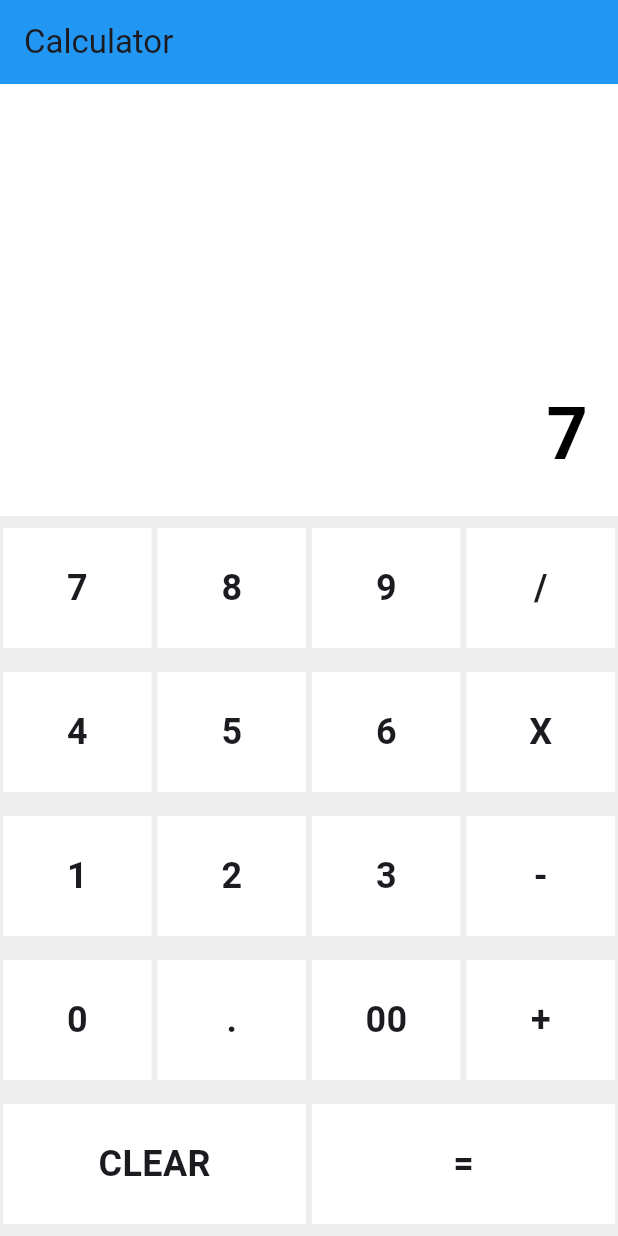
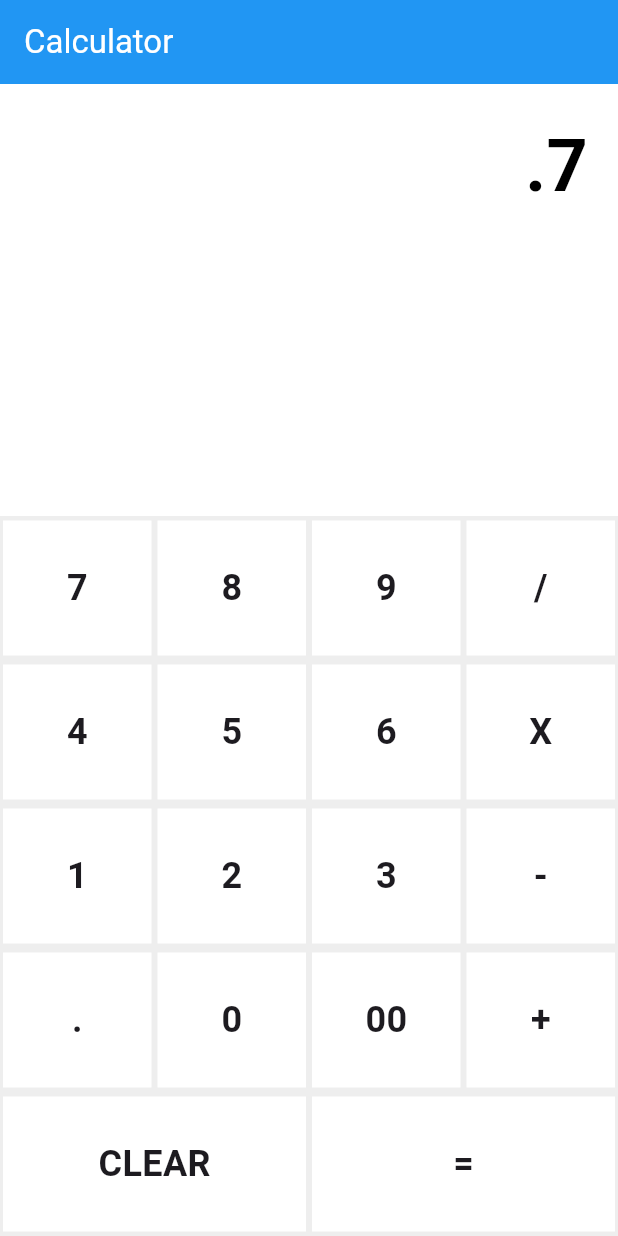
Before and after one commit to himanshu1015/FlutterCalculator, a Flutter app: the screen it shows after launch, after a tap on an icon or button, on a phone screen of 412 x 824 dp. Run offline on Flutter 3.47's test engine with Material 3 defaults, Android fonts, the phone set to English and light mode, and no system bars.

Commit message:
change ui

```diff
--- a/lib/main.dart
+++ b/lib/main.dart
@@ -1,11 +1,9 @@
 import 'package:flutter/material.dart';
+import 'screens/calculator_home.dart';
 
 void main() {
   runApp(SimpleCalculator());
 }
-
-
-
 
 class SimpleCalculator extends StatelessWidget {
   @override
@@ -17,178 +15,3 @@ class SimpleCalculator extends StatelessWidget {
     );
   }
 }
-
-
-
-
-class CalculatorHome extends StatefulWidget {
-  @override
-  _CalculatorHomeState createState() => _CalculatorHomeState();
-}
-
-class _CalculatorHomeState extends State<CalculatorHome> {
-  String _display = "0";
-  String _operand = "";
-  double? _firstNumber;
-  double? _secondNumber;
-  bool _shouldClearDisplay = false;
-
-  void _clear() {
-    setState(() {
-      _display = "0";
-      _operand = "";
-      _firstNumber = null;
-      _secondNumber = null;
-      _shouldClearDisplay = false;
-    });
-  }
-
-  void _appendNumber(String number) {
-    setState(() {
-      if (_shouldClearDisplay) {
-        _display = number;
-        _shouldClearDisplay = false;
-      } else if (_display == "0") {
-        _display = number;
-      } else {
-        _display += number;
-      }
-    });
-  }
-
-  void _setOperand(String operand) {
-    setState(() {
-      if (_firstNumber == null) {
-        _firstNumber = double.tryParse(_display);
-        _operand = operand;
-        _shouldClearDisplay = true;
-      } else if (_operand.isNotEmpty) {
-        _calculate();
-        _operand = operand;
-        _shouldClearDisplay = true;
-      }
-    });
-  }
-
-  void _calculate() {
-    setState(() {
-      if (_firstNumber != null && _operand.isNotEmpty) {
-        _secondNumber = double.tryParse(_display);
-        if (_secondNumber != null) {
-          switch (_operand) {
-            case "+":
-              _display = (_firstNumber! + _secondNumber!).toString();
-              break;
-            case "-":
-              _display = (_firstNumber! - _secondNumber!).toString();
-              break;
-            case "X":
-              _display = (_firstNumber! * _secondNumber!).toString();
-              break;
-            case "/":
-              _display = _secondNumber != 0
-                  ? (_firstNumber! / _secondNumber!).toString()
-                  : "Error";
-              break;
-          }
-          _firstNumber = double.tryParse(_display);
-          _operand = "";
-          _secondNumber = null;
-          _shouldClearDisplay = true;
-        }
-      }
-    });
-  }
-
-  @override
-  Widget build(BuildContext context) {
-    return Scaffold(
-      appBar: AppBar(
-        title: const Text('Calculator'),
-        backgroundColor: Colors.blue,
-      ),
-      body: Column(
-        children: [
-          Expanded(
-            flex: 3,
-            child: Container(
-              color: Colors.white,
-              alignment: Alignment.bottomRight,
-              padding: const EdgeInsets.all(20),
-              child: Text(
-                _display,
-                style: const TextStyle(
-                  fontSize: 48,
-                  fontWeight: FontWeight.bold,
-                  color: Colors.black,
-                ),
-              ),
-            ),
-          ),
-          Expanded(
-            flex: 5,
-            child: Container(
-              color: Colors.grey[200],
-              child: Column(
-                children: [
-                  _buildButtonRow(["7", "8", "9", "/"]),
-                  _buildButtonRow(["4", "5", "6", "X"]),
-                  _buildButtonRow(["1", "2", "3", "-"]),
-                  _buildButtonRow(["0", ".", "00", "+"]),
-                  _buildButtonRow(["CLEAR", "="]),
-                ],
-              ),
-            ),
-          ),
-        ],
-      ),
-    );
-  }
-
-  Widget _buildButtonRow(List<String> buttons) {
-    return Expanded(
-      child: Row(
-        mainAxisAlignment: MainAxisAlignment.spaceEvenly,
-        children: buttons
-            .map(
-              (button) => Expanded(
-                key: ValueKey(button),
-                child: Padding(
-                  padding: const EdgeInsets.all(2.0),
-                  child: InkWell(
-                    onTap: () {
-                      if (button == "CLEAR") {
-                        _clear();
-                      } else if (button == "=") {
-                        _calculate();
-                      } else if (["+", "-", "X", "/"].contains(button)) {
-                        _setOperand(button);
-                      } else {
-                        _appendNumber(button);
-                      }
-                    },
-                    child: Container(
-                      height: 80,
-                      decoration: BoxDecoration(
-                        color: Colors.white,
-                        // border: Border.all(color: Colors.grey),
-                      ),
-                      child: Center(
-                        child: Text(
-                          button,
-                          style: const TextStyle(
-                            fontSize: 24,
-                            fontWeight: FontWeight.bold,
-                          ),
-                        ),
-                      ),
-                    ),
-                  ),
-                ),
-              ),
-            )
-            .toList(),
-      ),
-    );
-  }
-}
--- /dev/null
+++ b/lib/screens/calculator_home.dart
@@ -0,0 +1,156 @@
+import 'package:flutter/material.dart';
+import '../widgets/calculator_button.dart';
+
+class CalculatorHome extends StatefulWidget {
+  @override
+  _CalculatorHomeState createState() => _CalculatorHomeState();
+}
+
+class _CalculatorHomeState extends State<CalculatorHome> {
+  String _display = "0";
+  String _operand = "";
+  double? _firstNumber;
+  double? _secondNumber;
+  bool _shouldClearDisplay = false;
+
+  void _clear() {
+    setState(() {
+      _display = "0";
+      _operand = "";
+      _firstNumber = null;
+      _secondNumber = null;
+      _shouldClearDisplay = false;
+    });
+  }
+
+  void _appendNumber(String number) {
+    setState(() {
+      if (_shouldClearDisplay) {
+        _display = number;
+        _shouldClearDisplay = false;
+      } else if (_display == "0") {
+        _display = number;
+      } else {
+        _display += number;
+      }
+    });
+  }
+
+  void _setOperand(String operand) {
+    setState(() {
+      if (_firstNumber == null) {
+        _firstNumber = double.tryParse(_display);
+        _operand = operand;
+        _shouldClearDisplay = true;
+      } else if (_operand.isNotEmpty) {
+        _calculate();
+        _operand = operand;
+        _shouldClearDisplay = true;
+      }
+    });
+  }
+
+  void _calculate() {
+    setState(() {
+      if (_firstNumber != null && _operand.isNotEmpty) {
+        _secondNumber = double.tryParse(_display);
+        if (_secondNumber != null) {
+          switch (_operand) {
+            case "+":
+              _display = (_firstNumber! + _secondNumber!).toString();
+              break;
+            case "-":
+              _display = (_firstNumber! - _secondNumber!).toString();
+              break;
+            case "X":
+              _display = (_firstNumber! * _secondNumber!).toString();
+              break;
+            case "/":
+              _display = _secondNumber != 0
+                  ? (_firstNumber! / _secondNumber!).toString()
+                  : "Error";
+              break;
+          }
+          _firstNumber = double.tryParse(_display);
+          _operand = "";
+          _secondNumber = null;
+          _shouldClearDisplay = true;
+        }
+      }
+    });
+  }
+
+  @override
+  Widget build(BuildContext context) {
+    return Scaffold(
+      appBar: AppBar(
+        title: const Text(
+          'Calculator',
+          style: TextStyle(color: Colors.white),
+        ),
+        backgroundColor: Colors.blue,
+      ),
+      body: Column(
+        children: [
+
+          Expanded(
+            flex: 3,
+            child: Container(
+              color: Colors.white,
+              alignment: Alignment.topRight,
+              padding: const EdgeInsets.all(20),
+              child: Text(
+                _display,
+                style: const TextStyle(
+                  fontSize: 48,
+                  fontWeight: FontWeight.bold,
+                  color: Colors.black,
+                ),
+              ),
+            ),
+          ),
+          // Buttons section
+          Expanded(
+            flex: 5,
+            child: Container(
+              color: Colors.grey[200],
+              child: Column(
+                children: [
+                  _buildButtonRow(["7", "8", "9", "/"]),
+                  _buildButtonRow(["4", "5", "6", "X"]),
+                  _buildButtonRow(["1", "2", "3", "-"]),
+                  _buildButtonRow([".", "0", "00", "+"]),
+                  _buildButtonRow(["CLEAR", "="]),
+                ],
+              ),
+            ),
+          ),
+        ],
+      ),
+    );
+  }
+
+  Widget _buildButtonRow(List<String> buttons) {
+    return Expanded(
+      child: Row(
+        mainAxisAlignment: MainAxisAlignment.spaceEvenly,
+        children: buttons.map((button) {
+          return CalculatorButton(
+            buttonText: button,
+            onTap: () {
+              if (button == "CLEAR") {
+                _clear();
+              } else if (button == "=") {
+                _calculate();
+              } else if (["+", "-", "X", "/"].contains(button)) {
+                _setOperand(button);
+              } else {
+                _appendNumber(button);
+              }
+            },
+          );
+        }).toList(),
+      ),
+    );
+  }
+}
--- /dev/null
+++ b/lib/widgets/calculator_button.dart
@@ -0,0 +1,37 @@
+import 'package:flutter/material.dart';
+
+class CalculatorButton extends StatelessWidget {
+  final String buttonText;
+  final VoidCallback onTap;
+
+  CalculatorButton({required this.buttonText, required this.onTap});
+
+  @override
+  Widget build(BuildContext context) {
+    return Expanded(
+      key: ValueKey(buttonText),
+      child: Padding(
+        padding: const EdgeInsets.all(2.0),
+        child: InkWell(
+          onTap: onTap,
+          child: Container(
+            height: 90,
+            decoration: BoxDecoration(
+              color: Colors.white,
+              // border: Border.all(color: Colors.grey),
+            ),
+            child: Center(
+              child: Text(
+                buttonText,
+                style: const TextStyle(
+                  fontSize: 24,
+                  fontWeight: FontWeight.bold,
+                ),
+              ),
+            ),
+          ),
+        ),
+      ),
+    );
+  }
+}
```
Also changed, not shown: lib/utils/calculator_logic.dart (added, +21 -0 lines).
